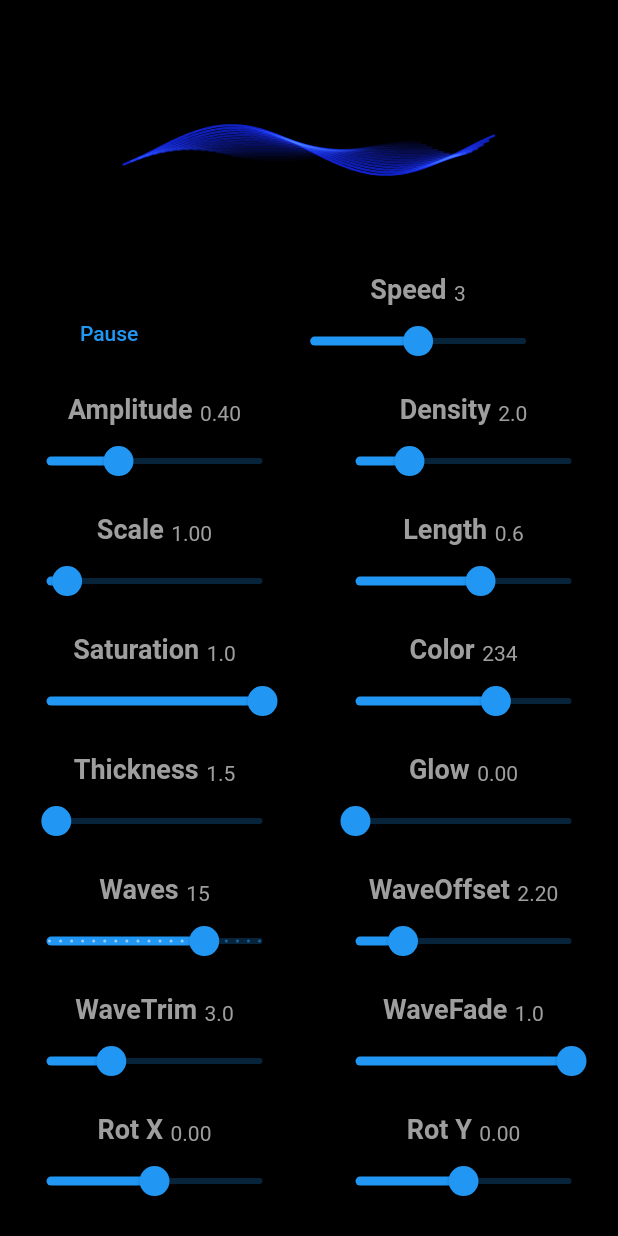
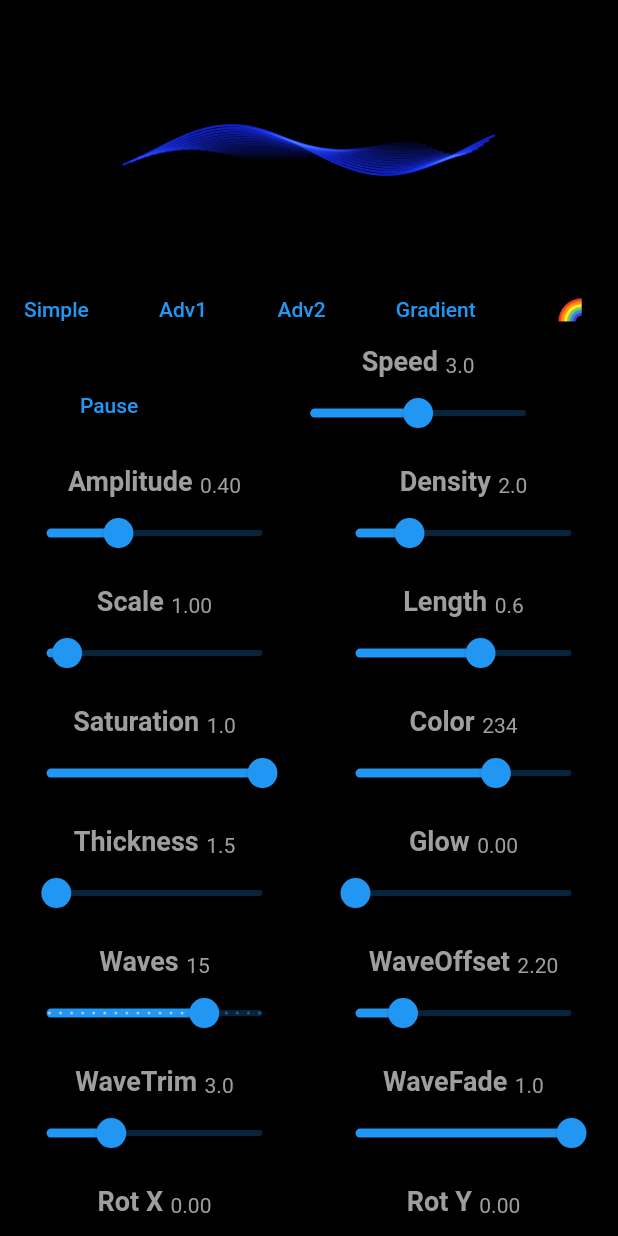
Before and after one commit to marco906/FloatingWaves, a Flutter app: the screen it shows after launch, on a phone screen of 412 x 824 dp. Run offline on Flutter 3.47's test engine with Material 2 defaults, Android fonts, the phone set to English and light mode, and no system bars.

```diff
--- a/lib/wave_painter3.dart
+++ b/lib/wave_painter3.dart
@@ -68,7 +68,7 @@ class _WaveDemo3State extends State<WaveDemo3> with SingleTickerProviderStateMix
                 padding: const EdgeInsets.only(top: 100),
                 child: CustomPaint(
                   size: Size(size.width, (size.width * 0.2)),
-                  painter: WavePainter3(0.5, config),
+                  painter: WavePainter3(controller.value, config),
                 ),
               );
             }),
@@ -76,6 +76,7 @@ class _WaveDemo3State extends State<WaveDemo3> with SingleTickerProviderStateMix
             child: ListView(
               shrinkWrap: true,
               children: [
+								presetButtons,
 								controlRow(children: [
                   playButton,
 									speedControl
@@ -280,7 +281,7 @@ class _WaveDemo3State extends State<WaveDemo3> with SingleTickerProviderStateMix
   Widget get speedControl
   {
     return Column(children: [
-      controlHeader("Speed", config.duration.toDouble()/1000, 0),
+      controlHeader("Speed", config.duration.toDouble()/1000, 1),
       Slider(
         value: config.duration.toDouble(), min: 1000, max: 5000,
         onChanged: (double value) { setState(() {
@@ -376,6 +377,34 @@ class _WaveDemo3State extends State<WaveDemo3> with SingleTickerProviderStateMix
     ]);
   }
 
+	Widget get presetButtons
+  {
+    return Row(
+			mainAxisAlignment: MainAxisAlignment.spaceBetween,
+			children: [
+				OutlinedButton(
+					onPressed: () { setState(() { config = WaveCofig.simple; });},
+					child: Text("Simple"),
+				),
+				OutlinedButton(
+					onPressed: () { setState(() { config = WaveCofig.adv1; });},
+					child: Text("Adv1"),
+				),
+				OutlinedButton(
+					onPressed: () { setState(() { config = WaveCofig.adv2; });},
+					child: Text("Adv2"),
+				),
+				OutlinedButton(
+					onPressed: () { setState(() { config = WaveCofig.advGradient; });},
+					child: Text("Gradient"),
+				),
+				OutlinedButton(
+					onPressed: () { setState(() { config = WaveCofig.advRainbow; });},
+					child: Text("🌈"),
+				),
+			]);
+  }
+
   Widget get viewButtons
   {
     return Row(
@@ -440,7 +469,8 @@ class WaveCofig
   double transX = 0;
   double transY = 0;
 	double hue = 234;
-	//Gradient gradient = LinearGradient(colors: colors)
+	Shader? shader;
+	bool rainbow = false;
 	double saturation = 1.0;
   double blur = 0.0;
 	double thickness = 1.5;
@@ -451,12 +481,68 @@ class WaveCofig
 	Offset waveGroupOffset = Offset(50, 0);
 	double waveFadeFactor = 1.0;
   int duration = 3000;
-	final int maxWaves = 20;
+	int maxWaves = 20;
 
   static WaveCofig get simple
 	{
 		final WaveCofig config = WaveCofig();
+		config.amplitude = 0.30;
+		config.density = 5.0;
+		config.windowfraction = 0.4;
 		config.waves = 1;
+		config.thickness = 3;
+		return config;
+	}
+
+	static WaveCofig get adv1
+	{
+		final WaveCofig config = WaveCofig();
+		return config;
+	}
+
+	static WaveCofig get adv2
+	{
+		final WaveCofig config = WaveCofig();
+		config.amplitude = 0.35;
+		config.density = 3.4;
+		config.windowfraction = 0.5;
+		config.waves = 14;
+		config.waveOffset = Offset(1.85, 0);
+		config.waveTrim = 1.7;
+		config.waveFadeFactor = 0.6;
+		return config;
+	}
+
+	static WaveCofig get advGradient
+	{
+		final WaveCofig config = WaveCofig();
+		config.amplitude = 0.5;
+		config.density = 1.8;
+		config.windowfraction = 0.7;
+		config.thickness = 2.0;
+		config.blur = 0.53;
+		config.waves = 19;
+		config.waveOffset = Offset(1.9, 0);
+		config.waveTrim = 4.3;
+		config.waveFadeFactor = 0.8;
+		final Gradient gradient = LinearGradient(colors: [Colors.blue, Colors.blueAccent, Colors.purple, Colors.red]);
+		config.shader = gradient.createShader(Rect.fromCircle(center: Offset(config.width / 2, config.width / 2), radius: config.width / 2));
+		return config;
+	}
+
+	static WaveCofig get advRainbow
+	{
+		final WaveCofig config = WaveCofig();
+		config.amplitude = 0.5;
+		config.density = 2.2;
+		config.windowfraction = 0.5;
+		config.thickness = 6.3;
+		config.blur = 0.67;
+		config.waves = 18;
+		config.waveOffset = Offset(2.4, 0);
+		config.waveTrim = 1.5;
+		config.waveFadeFactor = 0.9;
+		config.rainbow= true;
 		return config;
 	}
 }
@@ -485,7 +571,7 @@ class WavePainter3 extends CustomPainter {
       ..strokeCap = StrokeCap.round
       ..strokeWidth = config.thickness
       ..maskFilter = MaskFilter.blur(BlurStyle.solid, config.blur)
-			//..shader = LinearGradient(colors: [Colors.blue, Colors.blueAccent, Colors.purple, Colors.red]).createShader(Rect.fromCircle(center: Offset(size.width / 2, size.height / 2), radius: size.width / 2))
+			..shader = config.rainbow ? null : config.shader
       ..blendMode = BlendMode.screen;
 
 
@@ -515,9 +601,12 @@ class WavePainter3 extends CustomPainter {
 				wavePaint.color = waveColor;
 
 				// rainbow
-				// final double hueOffset = w / config.waves * 360;
-				// final Color rainbowColor = increaseColorHue(waveColor, hueOffset);
-				// wavePaint.color = rainbowColor;
+				if (config.rainbow)
+				{
+					final double hueOffset = w / config.waves * 360;
+					final Color rainbowColor = increaseColorHue(waveColor, hueOffset);
+					wavePaint.color = rainbowColor;
+				}
 
 				canvas.drawPath(path, wavePaint);
 			}
```
